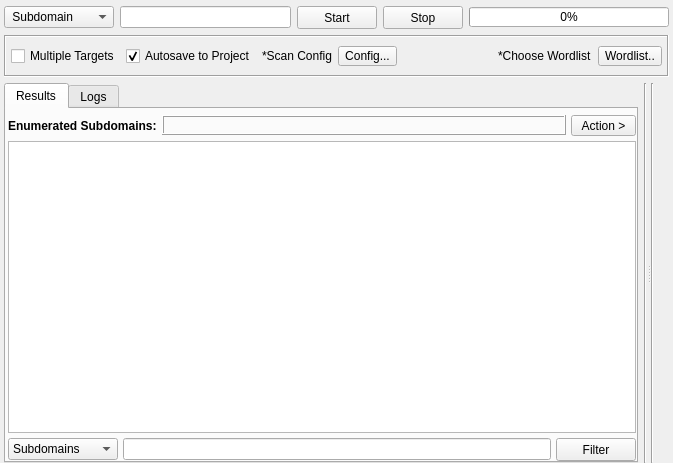
3nock/OTE, file gui/src/engines/brute/Brute.ui: the form before one commit.
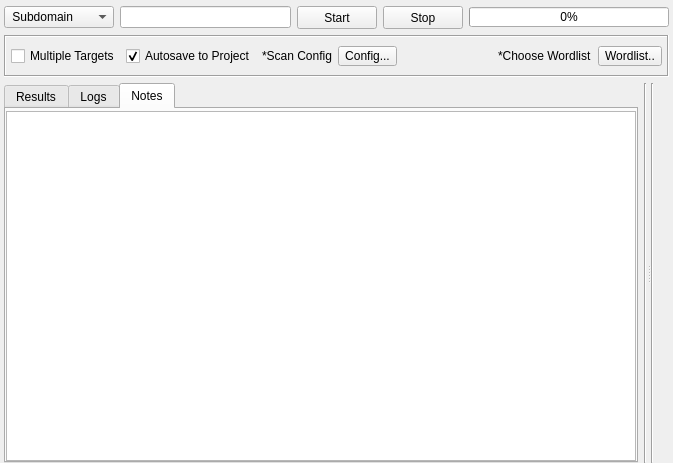
The form after the commit. The open tabs and pages were chosen to show the change. Custom widgets are drawn as their Qt base class.

```diff
--- a/gui/src/engines/brute/Brute.ui
+++ b/gui/src/engines/brute/Brute.ui
@@ -559,6 +559,28 @@
            </item>
           </layout>
          </widget>
+         <widget class="QWidget" name="tabNotes">
+          <attribute name="title">
+           <string>Notes</string>
+          </attribute>
+          <layout class="QVBoxLayout" name="verticalLayout_3">
+           <property name="leftMargin">
+            <number>0</number>
+           </property>
+           <property name="topMargin">
+            <number>2</number>
+           </property>
+           <property name="rightMargin">
+            <number>0</number>
+           </property>
+           <property name="bottomMargin">
+            <number>0</number>
+           </property>
+           <item>
+            <widget class="QPlainTextEdit" name="plainTextEditNotes"/>
+           </item>
+          </layout>
+         </widget>
         </widget>
        </item>
        <item>
```
